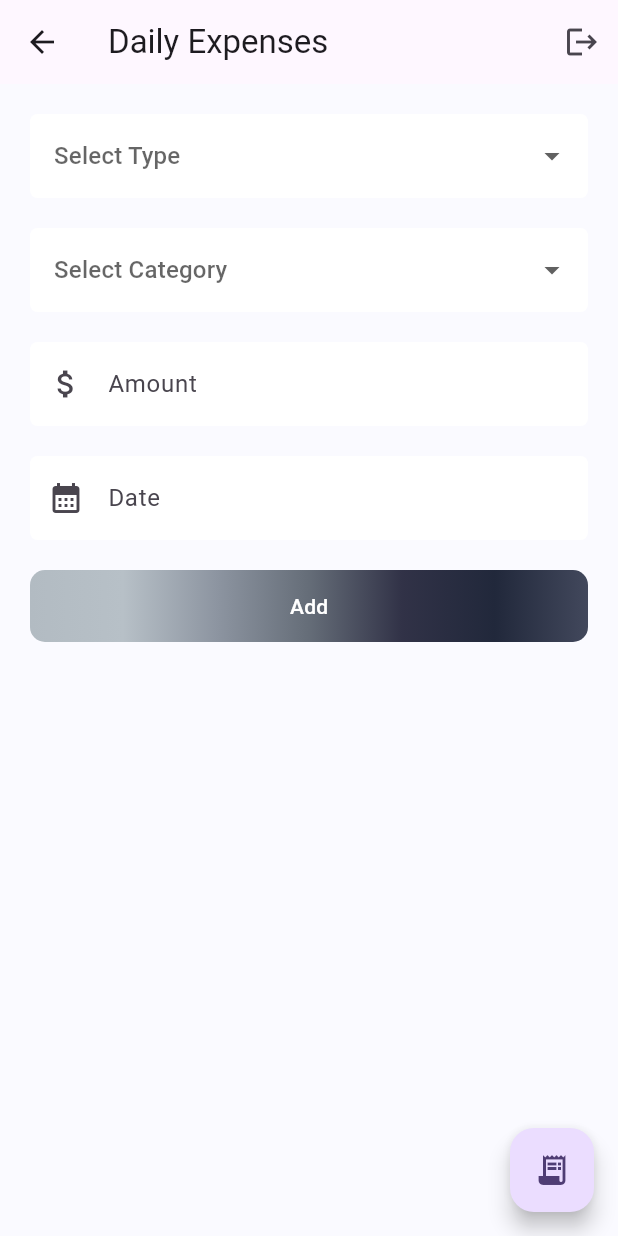
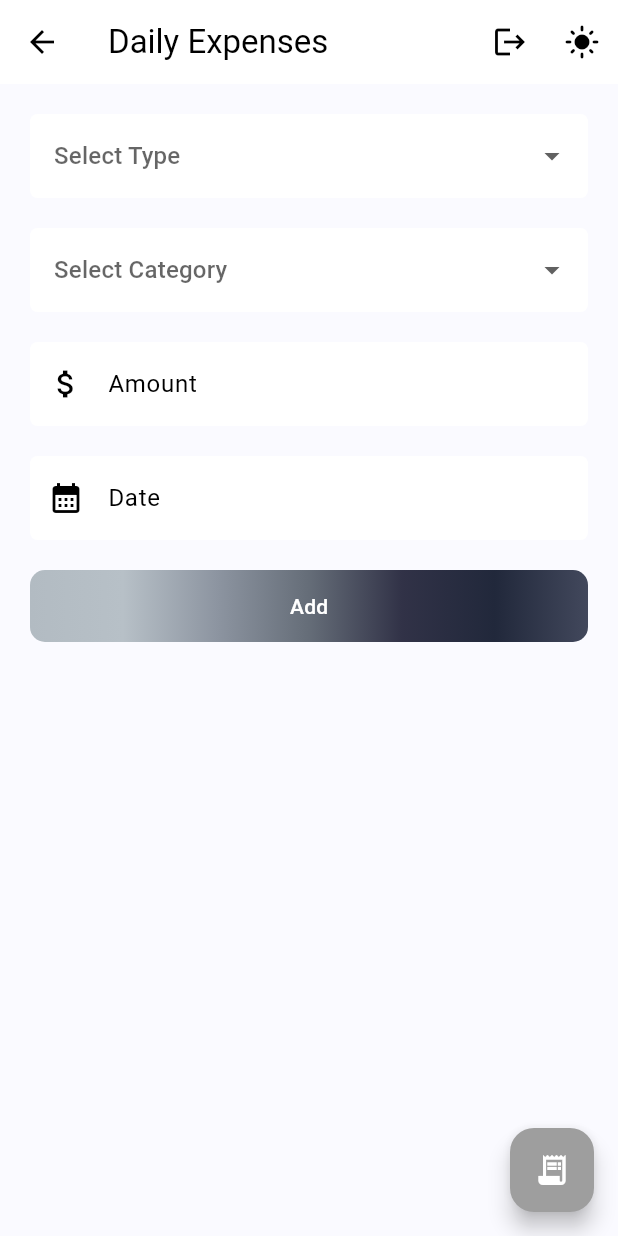
Before and after one commit to epashiq/expense-tracker, a Flutter app: the screen it shows after launch, after a tap on "Sign in with Google", on a phone screen of 412 x 824 dp. Run offline on Flutter 3.47's test engine with Material 3 defaults, Android fonts, the phone set to English and light mode, and no system bars; our stand-ins replace cloud_firestore, firebase_auth, firebase_core, fl_chart, freezed_annotation, google_sign_in and 1 more; accounts and stored records are empty; network calls fail.

Commit message:
theme added

```diff
--- /dev/null
+++ b/lib/controller/provider/theme_provider.dart
@@ -0,0 +1,24 @@
+import 'package:expense_tracker/themes/dark_theme.dart';
+import 'package:expense_tracker/themes/light_theme.dart';
+import 'package:flutter/material.dart';
+
+class ThemeProvider with ChangeNotifier {
+  ThemeData _themeData = lightTheme;
+
+  ThemeData get themeData => _themeData;
+
+  bool get isDarkmode => _themeData == darkTheme;
+
+  set themeData(ThemeData themeData) {
+    _themeData = themeData;
+    notifyListeners();
+  }
+
+  void toggleTheme() {
+    if (_themeData == lightTheme) {
+      themeData = darkTheme;
+    } else {
+      themeData = lightTheme;
+    }
+  }
+}
--- a/lib/main.dart
+++ b/lib/main.dart
@@ -1,8 +1,8 @@
 // import 'package:expense_tracker/controller/provider/add_expenses_provider.dart';
 // import 'package:expense_tracker/controller/provider/auth_provider.dart';
+// import 'package:expense_tracker/controller/provider/theme_provider.dart';
 // import 'package:expense_tracker/firebase_options.dart';
-// import 'package:expense_tracker/view/pages/add_expense_page.dart';
-// import 'package:expense_tracker/view/pages/login_page.dart';
+// import 'package:expense_tracker/view/pages/splash_screen.dart';
 // import 'package:firebase_core/firebase_core.dart';
 // import 'package:flutter/material.dart';
 // import 'package:provider/provider.dart';
@@ -18,7 +18,7 @@
 //   static final scaffoldMessengerKey = GlobalKey<ScaffoldMessengerState>();
 //   const MyApp({super.key});
 
-//   Future<bool> _checkUserLoggedIn() async {
+//   Future<bool> checkUserLoggedIn() async {
 //     final SharedPreferences prefs = await SharedPreferences.getInstance();
 //     return prefs.getString('user') != null;
 //   }
@@ -29,6 +29,7 @@
 //       providers: [
 //         ChangeNotifierProvider(create: (_) => AuthProvider()),
 //         ChangeNotifierProvider(create: (_) => AddExpensesProvider()),
+//         ChangeNotifierProvider(create: (_) => ThemeProvider()),
 //       ],
 //       child: MaterialApp(
 //         debugShowCheckedModeBanner: false,
@@ -37,22 +38,7 @@
 //           colorScheme: ColorScheme.fromSeed(seedColor: Colors.deepPurple),
 //           useMaterial3: true,
 //         ),
-//         home: FutureBuilder<bool>(
-//           future: _checkUserLoggedIn(),
-//           builder: (context, snapshot) {
-//             if (snapshot.connectionState == ConnectionState.waiting) {
-//               return const Scaffold(
-//                 body: Center(child: CircularProgressIndicator()),
-//               );
-//             } else {
-//               if (snapshot.hasData && snapshot.data == true) {
-//                 return const AddExpensePage();
-//               } else {
-//                 return const LoginPage();
-//               }
-//             }
-//           },
-//         ),
+//         home: const SplashScreen(),
 //       ),
 //     );
 //   }
@@ -60,6 +46,7 @@
 
 import 'package:expense_tracker/controller/provider/add_expenses_provider.dart';
 import 'package:expense_tracker/controller/provider/auth_provider.dart';
+import 'package:expense_tracker/controller/provider/theme_provider.dart';
 import 'package:expense_tracker/firebase_options.dart';
 import 'package:expense_tracker/view/pages/splash_screen.dart';
 import 'package:firebase_core/firebase_core.dart';
@@ -88,15 +75,18 @@ class MyApp extends StatelessWidget {
       providers: [
         ChangeNotifierProvider(create: (_) => AuthProvider()),
         ChangeNotifierProvider(create: (_) => AddExpensesProvider()),
+        ChangeNotifierProvider(
+            create: (_) => ThemeProvider()), // Added ThemeProvider here
       ],
-      child: MaterialApp(
-        debugShowCheckedModeBanner: false,
-        title: 'Expense Tracker',
-        theme: ThemeData(
-          colorScheme: ColorScheme.fromSeed(seedColor: Colors.deepPurple),
-          useMaterial3: true,
-        ),
-        home: const SplashScreen(),
+      child: Consumer<ThemeProvider>(
+        builder: (context, themeProvider, child) {
+          return MaterialApp(
+            debugShowCheckedModeBanner: false,
+            title: 'Expense Tracker',
+            theme: themeProvider.themeData, // Using dynamic theme here
+            home: const SplashScreen(),
+          );
+        },
       ),
     );
   }
--- /dev/null
+++ b/lib/themes/dark_theme.dart
@@ -0,0 +1,11 @@
+import 'package:flutter/material.dart';
+
+ThemeData darkTheme = ThemeData(
+    colorScheme: ColorScheme.dark(
+  background: Colors.grey.shade900,
+  primary: Colors.grey.shade600,
+  secondary: Colors.grey.shade700,
+  tertiary: Colors.grey.shade800,
+  inversePrimary: Colors.grey.shade300,
+)
+);
--- /dev/null
+++ b/lib/themes/light_theme.dart
@@ -0,0 +1,11 @@
+import 'package:flutter/material.dart';
+
+ThemeData lightTheme = ThemeData(
+    colorScheme: ColorScheme.light(
+  background: Colors.grey.shade300,
+  primary: Colors.grey.shade500,
+  secondary: Colors.grey.shade200,
+  tertiary: Colors.white,
+  inversePrimary: Colors.grey.shade900,
+)
+);
--- a/lib/view/pages/add_expense_page.dart
+++ b/lib/view/pages/add_expense_page.dart
@@ -1,5 +1,6 @@
 import 'package:expense_tracker/controller/provider/add_expenses_provider.dart';
 import 'package:expense_tracker/controller/provider/auth_provider.dart';
+import 'package:expense_tracker/controller/provider/theme_provider.dart';
 import 'package:expense_tracker/view/pages/show_expense_page.dart';
 import 'package:expense_tracker/view/widgets/add_button_widget.dart';
 import 'package:flutter/material.dart';
@@ -19,6 +20,8 @@ class _AddExpensePageState extends State<AddExpensePage> {
   Widget build(BuildContext context) {
     final addExpenseProvider = Provider.of<AddExpensesProvider>(context);
     final authProvider = Provider.of<AuthProvider>(context);
+    final themeProvider = Provider.of<ThemeProvider>(context);
+    final currentTheme = Theme.of(context);
     return Scaffold(
       backgroundColor: const Color(0XFFfafafaff),
       appBar: AppBar(
@@ -28,7 +31,14 @@ class _AddExpensePageState extends State<AddExpensePage> {
               onPressed: () {
                 authProvider.logout(context);
               },
-              icon: Icon(Icons.logout))
+              icon: const Icon(Icons.logout)),
+          IconButton(
+            icon: Icon(
+                themeProvider.isDarkmode ? Icons.dark_mode : Icons.light_mode),
+            onPressed: () {
+              themeProvider.toggleTheme();
+            },
+          )
         ],
       ),
       body: Padding(
@@ -38,7 +48,7 @@ class _AddExpensePageState extends State<AddExpensePage> {
             DropdownButtonFormField(
               decoration: InputDecoration(
                 filled: true,
-                fillColor: const Color(0XFFffffffff),
+                fillColor: currentTheme.colorScheme.surface,
                 border: OutlineInputBorder(
                   borderRadius: BorderRadius.circular(5),
                   borderSide: BorderSide.none,
@@ -66,7 +76,7 @@ class _AddExpensePageState extends State<AddExpensePage> {
             DropdownButtonFormField(
                 decoration: InputDecoration(
                   filled: true,
-                  fillColor: const Color(0XFFffffffff),
+                  fillColor: currentTheme.colorScheme.surface,
                   border: OutlineInputBorder(
                     borderRadius: BorderRadius.circular(5),
                     borderSide: BorderSide.none,
@@ -95,7 +105,7 @@ class _AddExpensePageState extends State<AddExpensePage> {
               keyboardType: TextInputType.number,
               decoration: InputDecoration(
                 filled: true,
-                fillColor: const Color(0XFFffffffff),
+                fillColor: currentTheme.colorScheme.surface,
                 prefixIcon: const Icon(Icons.attach_money),
                 hintText: 'Amount',
                 border: OutlineInputBorder(
@@ -111,7 +121,7 @@ class _AddExpensePageState extends State<AddExpensePage> {
               controller: addExpenseProvider.dateController,
               decoration: InputDecoration(
                 filled: true,
-                fillColor: const Color(0XFFffffffff),
+                fillColor: currentTheme.colorScheme.surface,
                 hintText: 'Date',
                 border: OutlineInputBorder(
                   borderRadius: BorderRadius.circular(5),
--- a/lib/view/pages/edit_expense_page.dart
+++ b/lib/view/pages/edit_expense_page.dart
@@ -81,6 +81,7 @@ class _EditExpensePageState extends State<EditExpensePage> {
 
   @override
   Widget build(BuildContext context) {
+    final currentTheme = Theme.of(context);
     return Scaffold(
       backgroundColor: const Color(0XFFfafafaff),
       appBar: AppBar(
@@ -100,7 +101,7 @@ class _EditExpensePageState extends State<EditExpensePage> {
               controller: typeController,
               decoration: InputDecoration(
                 filled: true,
-                fillColor: const Color(0XFFffffffff),
+                fillColor: currentTheme.colorScheme.surface,
                 labelText: 'Expense Type',
                 border: OutlineInputBorder(
                   borderRadius: BorderRadius.circular(5),
@@ -113,7 +114,7 @@ class _EditExpensePageState extends State<EditExpensePage> {
               controller: categoryController,
               decoration: InputDecoration(
                 filled: true,
-                fillColor: const Color(0XFFffffffff),
+                fillColor: currentTheme.colorScheme.surface,
                 labelText: 'Category',
                 border: OutlineInputBorder(
                   borderRadius: BorderRadius.circular(5),
@@ -126,7 +127,7 @@ class _EditExpensePageState extends State<EditExpensePage> {
               controller: amountController,
               decoration: InputDecoration(
                 filled: true,
-                fillColor: const Color(0XFFffffffff),
+                fillColor: currentTheme.colorScheme.surface,
                 labelText: 'Amount',
                 border: OutlineInputBorder(
                   borderRadius: BorderRadius.circular(5),
```
Also changed, not shown: lib/utils/snackbar_utils.dart (line endings or trailing spaces).
